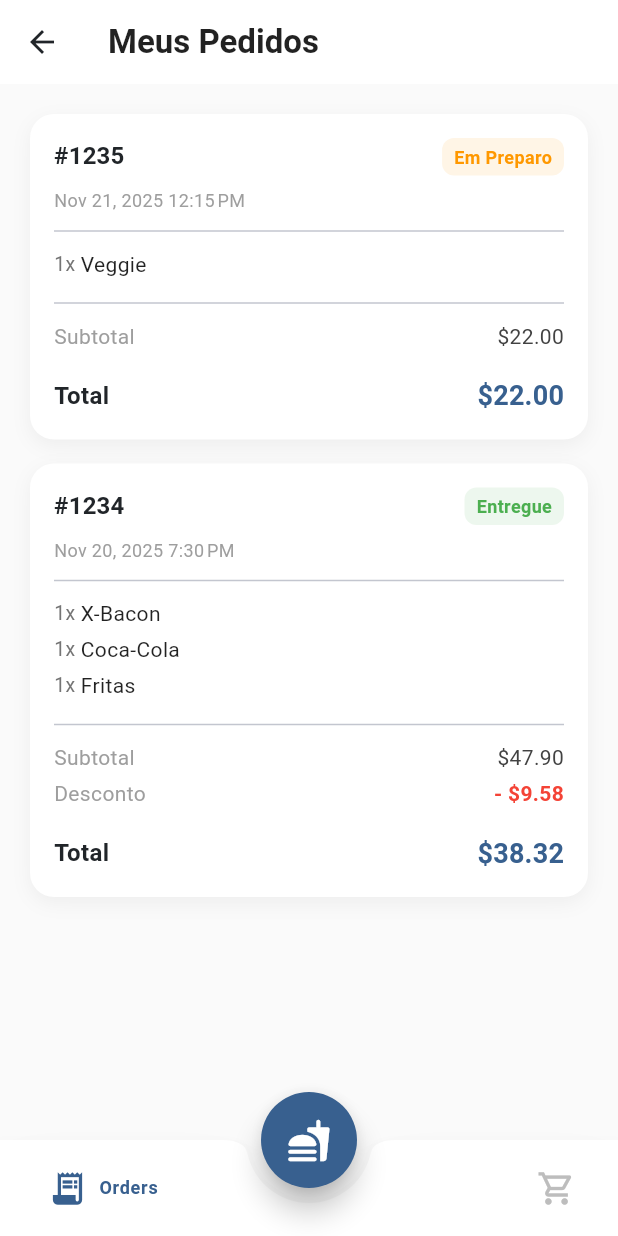
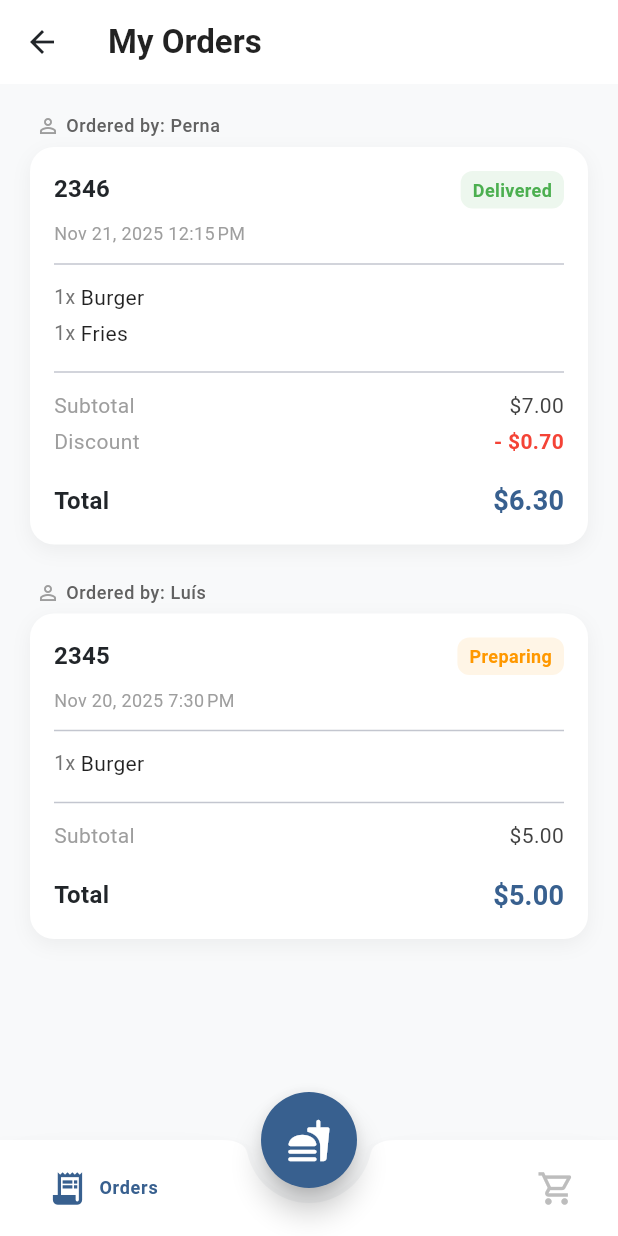
Before and after one commit to luishperna/good-hamburger-flutter, a Flutter app: the MainView screen opened by its route, after a tap on "Sandwiches", after a tap on "Extras", after a tap on "Orders", on a phone screen of 412 x 824 dp. Run offline on Flutter 3.47's test engine with Material 3 defaults, Android fonts, the phone set to English and light mode, and no system bars; our stand-ins replace get_it, shared_preferences, smooth_page_indicator, top_snackbar_flutter; accounts and stored records are empty.

Commit message:
feat(order): adjust ui and responsibilities

```diff
--- /dev/null
+++ b/assets/mocks/data/orders.json
@@ -0,0 +1,54 @@
+[
+  {
+    "id": 1,
+    "code": "2345",
+    "date": "2025-11-21T23:33:40.123Z",
+    "items": [
+      {
+        "id": 1,
+        "category": "sandwich",
+        "name": "Burger",
+        "description": "A classic, juicy beef burger served on a fresh bun.",
+        "price": 500,
+        "imagePath": "assets/mocks/images/menu/item_1.jpg"
+      }
+    ],
+    "subtotal": 500,
+    "discount": 0,
+    "total": 500,
+    "status": "preparing",
+    "orderedBy": {
+      "name": "Luís"
+    }
+  },
+  {
+    "id": 2,
+    "code": "2346",
+    "date": "2025-11-21T23:33:40.123Z",
+    "items": [
+      {
+        "id": 1,
+        "category": "sandwich",
+        "name": "Burger",
+        "description": "A classic, juicy beef burger served on a fresh bun.",
+        "price": 500,
+        "imagePath": "assets/mocks/images/menu/item_1.jpg"
+      },
+      {
+        "id": 4,
+        "category": "fries",
+        "name": "Fries",
+        "description": "Crispy golden french fries, perfect as a side.",
+        "price": 200,
+        "imagePath": "assets/mocks/images/menu/item_4.jpg"
+      }
+    ],
+    "subtotal": 700,
+    "discount": 70,
+    "total": 630,
+    "status": "delivered",
+    "orderedBy": {
+      "name": "Perna"
+    }
+  }
+]
--- a/lib/features/orders/repositories/orders_repository.dart
+++ b/lib/features/orders/repositories/orders_repository.dart
@@ -1,6 +1,7 @@
+import '../../../shared/models/order_model.dart';
+import '../../../shared/models/user_model.dart';
 import '../../menu/models/category_enum.dart';
 import '../../menu/models/item_model.dart';
-import '../models/order_model.dart';
 import '../models/order_status_enum.dart';
 
 class OrdersRepository {
@@ -10,58 +11,52 @@ class OrdersRepository {
     return [
       OrderModel(
         id: 1,
-        code: '#1234',
+        code: '2345',
         date: DateTime(2025, 11, 20, 19, 30),
         items: [
           ItemModel(
             id: 1,
             category: CategoryEnum.sandwich,
-            name: 'X-Bacon',
-            description: '',
-            price: 2590,
-            imagePath: 'assets/images/burger1.png',
-          ),
-          ItemModel(
-            id: 4,
-            category: CategoryEnum.extras,
-            name: 'Coca-Cola',
-            description: '',
-            price: 700,
-            imagePath: 'assets/images/soda.png',
-          ),
-          ItemModel(
-            id: 5,
-            category: CategoryEnum.extras,
-            name: 'Fritas',
-            description: '',
-            price: 1500,
-            imagePath: 'assets/images/fries.png',
+            name: 'Burger',
+            description: 'A classic, juicy beef burger served on a fresh bun.',
+            price: 500,
+            imagePath: 'assets/mocks/images/menu/item_1.jpg',
           ),
         ],
-        subtotal: 4790,
-        discount: 958,
-        total: 3832,
-        status: OrderStatusEnum.delivered,
+        subtotal: 500,
+        discount: 0,
+        total: 500,
+        status: OrderStatusEnum.preparing,
+        orderedBy: UserModel(name: 'Luís'),
       ),
 
       OrderModel(
         id: 2,
-        code: '#1235',
+        code: '2346',
         date: DateTime(2025, 11, 21, 12, 15),
         items: const [
           ItemModel(
             id: 2,
             category: CategoryEnum.sandwich,
-            name: 'Veggie',
-            description: '',
-            price: 2200,
-            imagePath: 'assets/images/burger2.png',
+            name: 'Burger',
+            description: 'A classic, juicy beef burger served on a fresh bun.',
+            price: 500,
+            imagePath: 'assets/mocks/images/menu/item_1.jpg',
+          ),
+          ItemModel(
+            id: 4,
+            category: CategoryEnum.fries,
+            name: 'Fries',
+            description: 'Crispy golden french fries, perfect as a side',
+            price: 200,
+            imagePath: 'assets/mocks/images/menu/item_4.jpg',
           ),
         ],
-        subtotal: 2200,
-        discount: 0,
-        total: 2200,
-        status: OrderStatusEnum.preparing,
+        subtotal: 700,
+        discount: 70,
+        total: 630,
+        status: OrderStatusEnum.delivered,
+        orderedBy: UserModel(name: 'Perna'),
       ),
     ];
   }
--- a/lib/features/orders/view_models/orders_view_model.dart
+++ b/lib/features/orders/view_models/orders_view_model.dart
@@ -1,5 +1,5 @@
 import 'package:flutter/material.dart';
-import 'package:good_hamburger/features/orders/models/order_model.dart';
+import 'package:good_hamburger/shared/models/order_model.dart';
 
 import '../repositories/orders_repository.dart';
 
--- a/lib/features/orders/views/orders_view.dart
+++ b/lib/features/orders/views/orders_view.dart
@@ -1,7 +1,6 @@
 import 'package:flutter/material.dart';
 import 'package:provider/provider.dart';
 
-import '../../../shared/view_models/user_global_view_model.dart';
 import '../view_models/orders_view_model.dart';
 import '../widgets/order_card.dart';
 
@@ -23,14 +22,12 @@ class _OrdersViewState extends State<OrdersView> {
 
   @override
   Widget build(BuildContext context) {
-    final userGlobal = context.watch<UserGlobalViewModel>();
     final ordersVM = context.watch<OrdersViewModel>();
     final theme = Theme.of(context);
 
     return Scaffold(
-      backgroundColor: Colors.grey[50],
       appBar: AppBar(
-        title: const Text('Meus Pedidos'),
+        title: const Text('My Orders'),
         backgroundColor: Colors.white,
         elevation: 0,
         scrolledUnderElevation: 0,
@@ -46,9 +43,36 @@ class _OrdersViewState extends State<OrdersView> {
           : ListView.separated(
               padding: const EdgeInsets.all(20),
               itemCount: ordersVM.orders.length,
-              separatorBuilder: (_, __) => const SizedBox(height: 16),
+              separatorBuilder: (_, __) => const SizedBox(height: 24),
               itemBuilder: (context, index) {
-                return OrderCard(order: ordersVM.orders[index]);
+                final order = ordersVM.orders[index];
+
+                return Column(
+                  crossAxisAlignment: CrossAxisAlignment.start,
+                  children: [
+                    Padding(
+                      padding: const EdgeInsets.only(left: 4, bottom: 6),
+                      child: Row(
+                        children: [
+                          const Icon(
+                            Icons.person_outline,
+                            size: 16,
+                            color: Colors.grey,
+                          ),
+                          const SizedBox(width: 4),
+                          Text(
+                            "Ordered by: ${order.orderedBy.name}",
+                            style: theme.textTheme.bodySmall?.copyWith(
+                              color: Colors.grey[700],
+                              fontWeight: FontWeight.w500,
+                            ),
+                          ),
+                        ],
+                      ),
+                    ),
+                    OrderCard(order: order),
+                  ],
+                );
               },
             ),
     );
@@ -62,7 +86,7 @@ class _OrdersViewState extends State<OrdersView> {
           Icon(Icons.receipt_long_rounded, size: 80, color: Colors.grey[300]),
           const SizedBox(height: 16),
           Text(
-            "Nenhum pedido realizado ainda.",
+            "No orders placed yet.",
             style: TextStyle(fontSize: 16, color: Colors.grey[600]),
           ),
         ],
--- a/lib/features/orders/widgets/order_card.dart
+++ b/lib/features/orders/widgets/order_card.dart
@@ -1,8 +1,8 @@
 import 'package:flutter/material.dart';
 
+import '../../../shared/models/order_model.dart';
 import '../../../shared/utils/extensions/currency_extension.dart';
 import '../../../shared/utils/extensions/date_extension.dart';
-import '../models/order_model.dart';
 import '../models/order_status_enum.dart';
 
 class OrderCard extends StatelessWidget {
@@ -20,15 +20,15 @@ class OrderCard extends StatelessWidget {
     switch (order.status) {
       case OrderStatusEnum.delivered:
         statusColor = Colors.green;
-        statusText = "Entregue";
+        statusText = "Delivered";
         break;
       case OrderStatusEnum.canceled:
         statusColor = Colors.red;
-        statusText = "Cancelado";
+        statusText = "Canceled";
         break;
       default:
         statusColor = Colors.orange;
-        statusText = "Em Preparo";
+        statusText = "Preparing";
     }
 
     return Container(
@@ -114,7 +114,7 @@ class OrderCard extends StatelessWidget {
 
           if (order.discount > 0)
             _buildFinancialRow(
-              label: "Desconto",
+              label: "Discount",
               value: "- ${order.discount.toCurrency}",
               valueColor: Colors.red,
             ),
--- a/lib/features/orders/models/order_model.dart
+++ b/lib/shared/models/order_model.dart
@@ -1,6 +1,7 @@
 import 'package:good_hamburger/features/orders/models/order_status_enum.dart';
 
-import '../../menu/models/item_model.dart';
+import '../../features/menu/models/item_model.dart';
+import 'user_model.dart';
 
 class OrderModel {
   final int id;
@@ -11,6 +12,7 @@ class OrderModel {
   final int discount;
   final int total;
   final OrderStatusEnum status;
+  final UserModel orderedBy;
 
   const OrderModel({
     required this.id,
@@ -21,5 +23,20 @@ class OrderModel {
     required this.discount,
     required this.total,
     required this.status,
+    required this.orderedBy,
   });
+
+  Map<String, dynamic> toJson() {
+    return {
+      'id': id,
+      'code': code,
+      'date': date.toIso8601String(),
+      'items': items.map((i) => i.toJson()).toList(),
+      'subtotal': subtotal,
+      'discount': discount,
+      'total': total,
+      'status': status.name,
+      'orderedBy': orderedBy.toJson(),
+    };
+  }
 }
```
